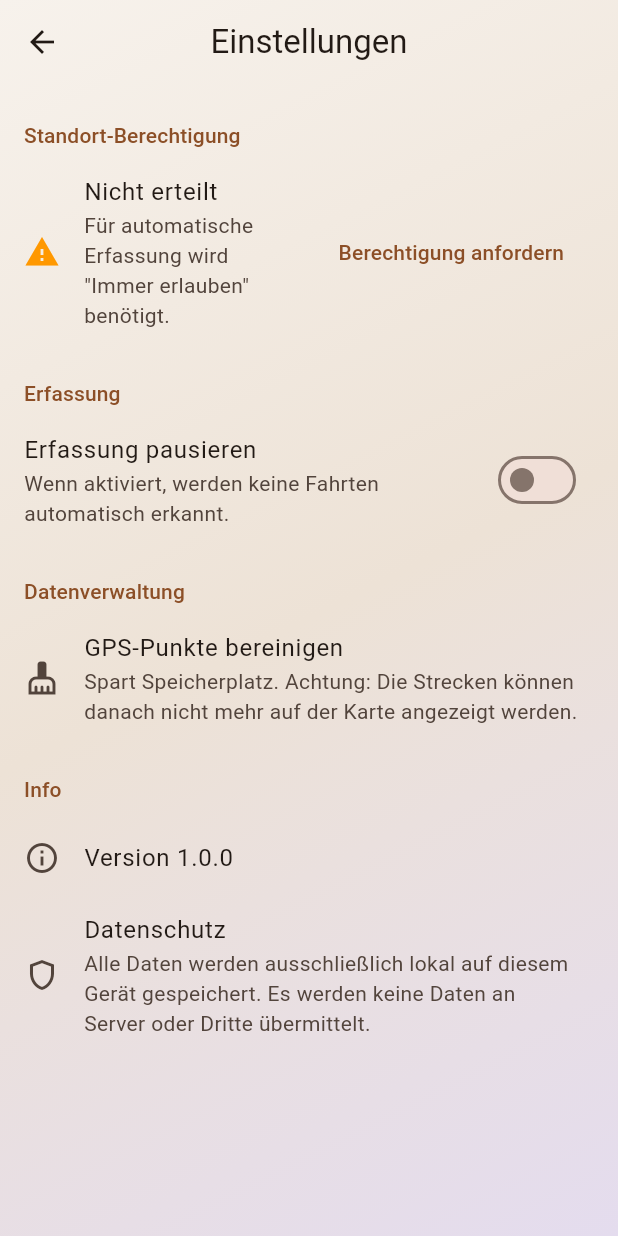
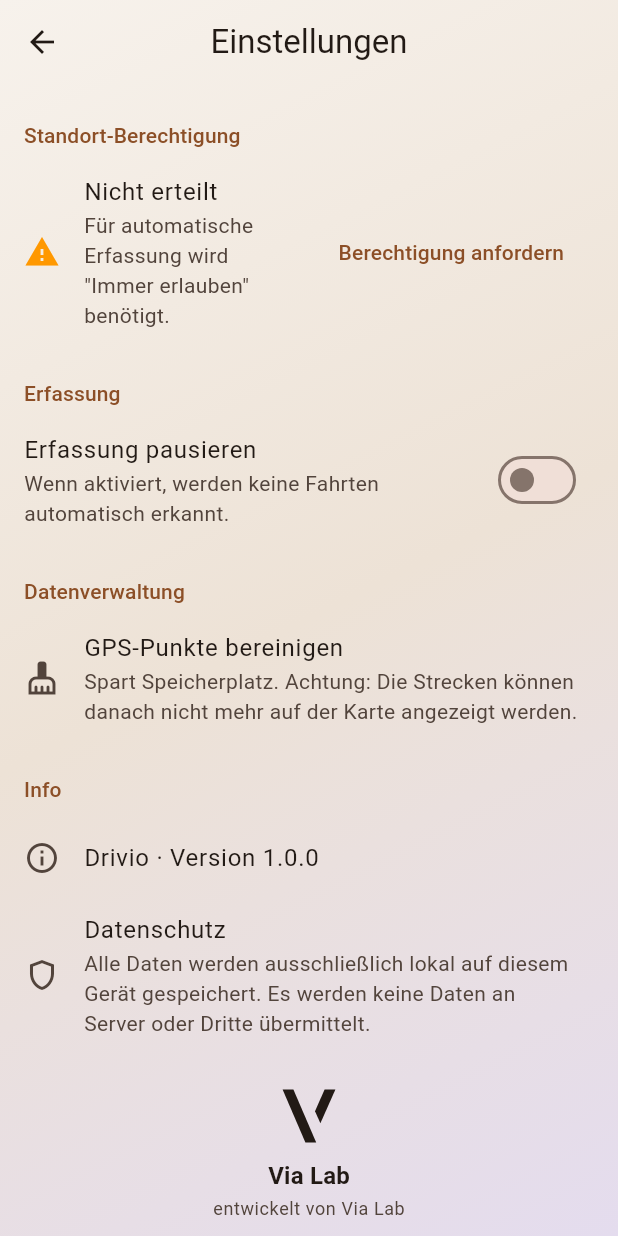
Before and after one commit to Habaal/Oldtimer-Kilometerzaehler, a Flutter app: the SettingsScreen screen opened by its route, on a phone screen of 412 x 824 dp. Run offline on Flutter 3.47's test engine with Material 3 defaults, Android fonts, the phone set to English and light mode, and no system bars; our stand-ins replace csv, fl_chart, flutter_map, flutter_riverpod, flutter_svg, geocoding and 7 more; missing offline and left inert: flutter_foreground_task; accounts and stored records are empty; statements that could not run were skipped.

Commit message:
Rebranding: App-Name "Drivio", Firma "Via Lab" mit Logo
- App-Name überall auf "Drivio" (UI-Titel, iOS CFBundleDisplayName,
  Android android:label, PDF-Fußzeile, Berechtigungs-Dialog)
- Via-Lab-Logo (SVG) als Asset + flutter_svg
- Firmenname & Logo im Einstellungen-Info-Bereich, Logo zusätzlich
  in der Dashboard-Titelleiste
- App-Klasse OldtimerKmLogApp -> DrivioApp
- DB-Dateiname bewusst unverändert (sonst Datenverlust bestehender
  Installationen)

Co-Authored-By: Claude Opus 4.8 <noreply@anthropic.com>

```diff
--- a/lib/app.dart
+++ b/lib/app.dart
@@ -6,8 +6,8 @@ import 'l10n/app_de.dart';
 import 'ui/screens/settings/settings_screen.dart';
 import 'ui/shared/app_scaffold.dart';
 
-class OldtimerKmLogApp extends StatelessWidget {
-  const OldtimerKmLogApp({super.key});
+class DrivioApp extends StatelessWidget {
+  const DrivioApp({super.key});
 
   @override
   Widget build(BuildContext context) {
--- a/lib/l10n/app_de.dart
+++ b/lib/l10n/app_de.dart
@@ -2,7 +2,8 @@ class AppDe {
   AppDe._();
 
   // App
-  static const String appName = 'Oldtimer KM-Log';
+  static const String appName = 'Drivio';
+  static const String firmenName = 'Via Lab';
 
   // Navigation
   static const String dashboard = 'Dashboard';
--- a/lib/main.dart
+++ b/lib/main.dart
@@ -10,7 +10,7 @@ void main() async {
 
   runApp(
     const ProviderScope(
-      child: OldtimerKmLogApp(),
+      child: DrivioApp(),
     ),
   );
 }
--- a/lib/services/export_service.dart
+++ b/lib/services/export_service.dart
@@ -145,7 +145,7 @@ class ExportService {
           mainAxisAlignment: pw.MainAxisAlignment.spaceBetween,
           children: [
             pw.Text(
-              'Oldtimer KM-Log',
+              'Drivio · Via Lab',
               style: const pw.TextStyle(fontSize: 8),
             ),
             pw.Text(
--- a/lib/ui/screens/settings/settings_screen.dart
+++ b/lib/ui/screens/settings/settings_screen.dart
@@ -1,5 +1,6 @@
 import 'package:flutter/material.dart';
 import 'package:flutter_riverpod/flutter_riverpod.dart';
+import 'package:flutter_svg/flutter_svg.dart';
 
 import '../../../data/repositories/location_point_repository.dart';
 import '../../../l10n/app_de.dart';
@@ -119,13 +120,43 @@ class _SettingsScreenState extends ConsumerState<SettingsScreen> {
           _sektionsHeader(theme, AppDe.info),
           const ListTile(
             leading: Icon(Icons.info_outline),
-            title: Text('${AppDe.version} 1.0.0'),
+            title: Text('${AppDe.appName} · ${AppDe.version} 1.0.0'),
           ),
           const ListTile(
             leading: Icon(Icons.shield_outlined),
             title: Text(AppDe.datenschutz),
             subtitle: Text(AppDe.datenschutzText),
           ),
+          const SizedBox(height: 24),
+          Center(
+            child: Column(
+              children: [
+                SvgPicture.asset(
+                  'assets/via-lab-logo.svg',
+                  height: 40,
+                  colorFilter: ColorFilter.mode(
+                    theme.colorScheme.onSurface,
+                    BlendMode.srcIn,
+                  ),
+                ),
+                const SizedBox(height: 8),
+                Text(
+                  AppDe.firmenName,
+                  style: theme.textTheme.titleMedium?.copyWith(
+                    fontWeight: FontWeight.w600,
+                  ),
+                ),
+                const SizedBox(height: 2),
+                Text(
+                  'entwickelt von ${AppDe.firmenName}',
+                  style: theme.textTheme.bodySmall?.copyWith(
+                    color: theme.colorScheme.onSurfaceVariant,
+                  ),
+                ),
+              ],
+            ),
+          ),
+          const SizedBox(height: 24),
         ],
       ),
     );
```
Also changed, not shown: lib/ui/screens/dashboard/dashboard_screen.dart (+18 -2 lines), pubspec.yaml (+6 -1 lines), assets/via-lab-logo.svg (added), 2 other files.
